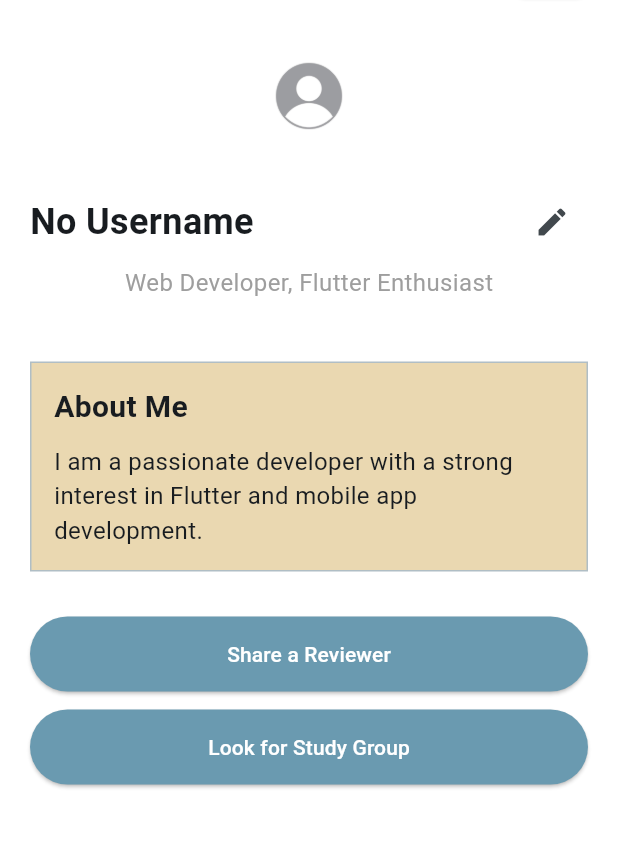
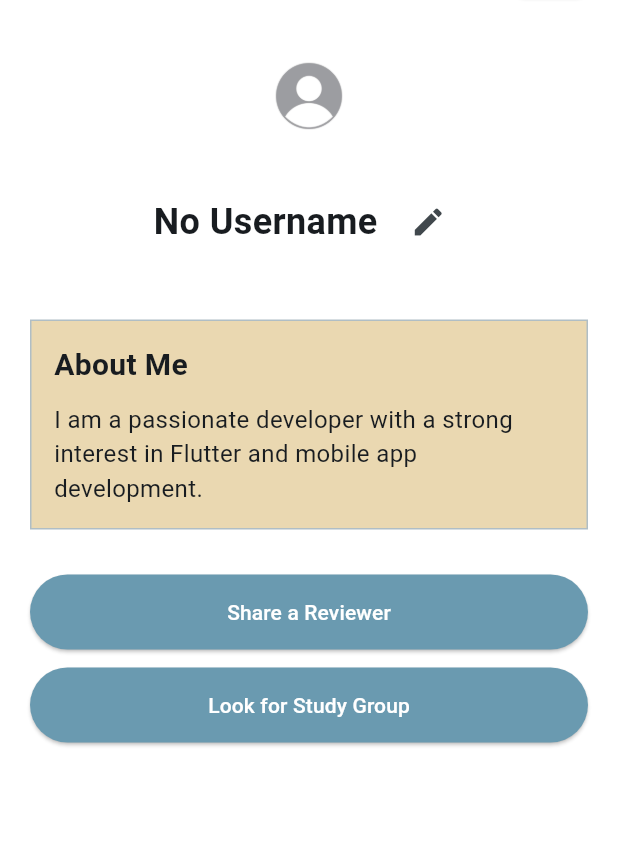
Before and after one commit to jayn95/Calib, a Flutter app: the ProfilePage screen opened by its route, on a phone screen of 412 x 824 dp, the part 78-926 px from its top. Run offline on Flutter 3.47's test engine with Material 3 defaults, Android fonts, the phone set to English and light mode, and no system bars; our stand-ins replace cloud_firestore, file_picker, firebase_auth, firebase_core, firebase_storage, font_awesome_flutter and 2 more; missing offline and left inert: dart:html; accounts and stored records are empty; network calls fail.

Commit message:
Fixed alignment in user_profile

```diff
--- a/lib/features/user_profile/user_profile.dart
+++ b/lib/features/user_profile/user_profile.dart
@@ -77,10 +77,12 @@ class _ProfilePageState extends State<ProfilePage> {
   Future<void> _loadUserData() async {
     if (user != null) {
       try {
-        DocumentSnapshot userDoc = await _firestore.collection('users').doc(user!.uid).get();
+        DocumentSnapshot userDoc =
+            await _firestore.collection('users').doc(user!.uid).get();
         if (userDoc.exists) {
           setState(() {
-            _usernameController.text = userDoc['displayName'] ?? user!.displayName ?? '';
+            _usernameController.text =
+                userDoc['displayName'] ?? user!.displayName ?? '';
             _bioController.text = userDoc['bio'] ?? '';
             _aboutMeController.text = userDoc['aboutMe'] ?? '';
             _profileImageUrl = userDoc['profileImageUrl'] ?? user?.photoURL;
@@ -112,10 +114,8 @@ class _ProfilePageState extends State<ProfilePage> {
     if (_profileImage != null && user != null) {
       try {
         // Upload image to Firebase Storage
-        final storageRef = _storage
-            .ref()
-            .child('profile_images')
-            .child('${user!.uid}.jpg');
+        final storageRef =
+            _storage.ref().child('profile_images').child('${user!.uid}.jpg');
 
         await storageRef.putFile(_profileImage!);
         final imageUrl = await storageRef.getDownloadURL();
@@ -211,30 +211,24 @@ class _ProfilePageState extends State<ProfilePage> {
   }
 
   void _showValidationError(String message) {
-    ScaffoldMessenger.of(context).showSnackBar(
-      SnackBar(
+    ScaffoldMessenger.of(context).showSnackBar(SnackBar(
       content: Text(message),
       backgroundColor: Colors.red,
-      )
-    );
+    ));
   }
 
   void _showSuccessMessage(String message) {
-    ScaffoldMessenger.of(context).showSnackBar(
-      SnackBar(
+    ScaffoldMessenger.of(context).showSnackBar(SnackBar(
       content: Text(message),
       backgroundColor: Colors.green,
-      )
-    );
+    ));
   }
 
   void _showErrorMessage(String message) {
-    ScaffoldMessenger.of(context).showSnackBar(
-      SnackBar(
+    ScaffoldMessenger.of(context).showSnackBar(SnackBar(
       content: Text(message),
       backgroundColor: Colors.red,
-      )
-    );
+    ));
   }
 
   Widget _buildMobileLayout() {
@@ -255,41 +249,35 @@ class _ProfilePageState extends State<ProfilePage> {
   }
 
 Widget _buildDesktopLayout() {
-    return Row(
-      crossAxisAlignment: CrossAxisAlignment.start,
+  return Center(
+    child: Column(
+      mainAxisAlignment: MainAxisAlignment.center, // Center the entire column
+      crossAxisAlignment: CrossAxisAlignment.center, // Center horizontally
       children: [
         _buildProfileImage(),
-        const SizedBox(width: 20),
-        Expanded(
-          child: Column(
-            crossAxisAlignment: CrossAxisAlignment.start,
-            children: [
+        const SizedBox(height: 20),
         _buildProfileHeader(false),
         _buildProfileSubtitle(),
         const SizedBox(height: 15),
         _buildBioSection(),
         const SizedBox(height: 15),
         _buildAboutMeSection(),
-              const SizedBox(height: 10),
+        const SizedBox(height: 20),
         _buildActionButtons(false),
       ],
     ),
-        ),
-      ],
   );
 }
+
+
 
   Widget _buildProfileImage() {
     return GestureDetector(
       onTap: _isEditing ? _pickImage : null,
       child: ClipOval(
         child: _profileImage != null
-          ? Image.file(
-              _profileImage!,
-              width: 80.0,
-              height: 80.0,
-              fit: BoxFit.cover
-            )
+            ? Image.file(_profileImage!,
+                width: 80.0, height: 80.0, fit: BoxFit.cover)
             : _profileImageUrl != null
                 ? Image.network(
                     _profileImageUrl!,
@@ -306,25 +294,22 @@ class _ProfilePageState extends State<ProfilePage> {
   }
 
   Widget _buildDefaultProfileImage() {
-    return Image.asset(
-      'assets/images/prof.jpg',
-      width: 80.0,
-      height: 80.0,
-      fit: BoxFit.cover
-    );
+    return Image.asset('assets/images/prof.jpg',
+        width: 80.0, height: 80.0, fit: BoxFit.cover);
   }
 
  Widget _buildProfileHeader(bool isMobile) {
   return Row(
-      mainAxisAlignment: MainAxisAlignment.spaceBetween,
+    mainAxisAlignment: MainAxisAlignment.center,  // Change to center
     children: [
-        Expanded(
-          child: _isEditing
-            ? TextField(
+      _isEditing
+          ? Expanded(
+              child: TextField(
                 controller: _usernameController,
                 decoration: const InputDecoration(
                   labelText: 'Username',
                   border: OutlineInputBorder(),
+                ),
               ),
             )
           : Text(
@@ -332,12 +317,10 @@ class _ProfilePageState extends State<ProfilePage> {
                   ? _usernameController.text
                   : 'No Username',
               style: const TextStyle(
-                  fontSize: 24,
-                  fontWeight: FontWeight.bold
-                ),
+                  fontSize: 24, fontWeight: FontWeight.bold),
               overflow: TextOverflow.ellipsis,
             ),
-        ),
+      const SizedBox(width: 10), // Adjust space between username and icon
       IconButton(
         icon: _isEditing ? const Icon(Icons.check) : const Icon(Icons.edit),
         onPressed: () {
@@ -357,15 +340,6 @@ class _ProfilePageState extends State<ProfilePage> {
   Widget _buildProfileSubtitle() {
     return Column(
       children: [
-        const Text(
-          'Web Developer, Flutter Enthusiast',
-          style: TextStyle(
-            fontSize: 16,
-            color: Colors.grey,
-          ),
-          overflow: TextOverflow.ellipsis,
-        ),
-        const SizedBox(height: 5),
         Text(
           "${user!.email}",
           style: const TextStyle(
@@ -383,7 +357,7 @@ class _ProfilePageState extends State<ProfilePage> {
         ? TextField(
             controller: _bioController,
             decoration: const InputDecoration(
-            labelText: 'Bio',
+              labelText: 'Description',
               border: OutlineInputBorder(),
             ),
             maxLines: null,
@@ -391,11 +365,8 @@ class _ProfilePageState extends State<ProfilePage> {
         : Text(
             _bioController.text.isNotEmpty
                 ? _bioController.text
-            : 'No bio available',
-          style: const TextStyle(
-            fontSize: 16,
-            color: Colors.grey
-          ),
+                : 'No description available',
+            style: const TextStyle(fontSize: 16, color: Colors.grey),
             overflow: TextOverflow.ellipsis,
           );
   }
@@ -440,12 +411,12 @@ class _ProfilePageState extends State<ProfilePage> {
 
   Widget _buildActionButtons(bool isMobile) {
   void _handleShareReviewer() {
-      // TODO: Implement share reviewer functionality //
+    // TODO: Implement share reviewer functionality
     _showSuccessMessage('Share Reviewer feature coming soon');
   }
 
   void _handleStudyGroup() {
-      // TODO: Implement study group functionality //
+    // TODO: Implement study group functionality
     _showSuccessMessage('Study Group feature coming soon');
   }
 
@@ -456,9 +427,8 @@ class _ProfilePageState extends State<ProfilePage> {
         backgroundColor: const Color(0xFF6A9AB0),
         padding: const EdgeInsets.symmetric(horizontal: 30, vertical: 10),
         foregroundColor: Colors.white,
-          minimumSize: isMobile
-            ? const Size(double.infinity, 50)
-            : const Size(0, 50),
+        minimumSize:
+            isMobile ? const Size(double.infinity, 50) : const Size(150, 50), // Ensure buttons have a fixed width on desktop
       ),
       child: Text(text),
     );
@@ -473,6 +443,7 @@ class _ProfilePageState extends State<ProfilePage> {
           ],
         )
       : Row(
+          mainAxisAlignment: MainAxisAlignment.center, // Center the buttons in desktop
           children: [
             createButton('Share a Reviewer', _handleShareReviewer),
             const SizedBox(width: 10),
@@ -480,6 +451,7 @@ class _ProfilePageState extends State<ProfilePage> {
           ],
         );
 }
+
 
   @override
   void dispose() {
```
Lines whose indentation alone changed are shown as unchanged.
